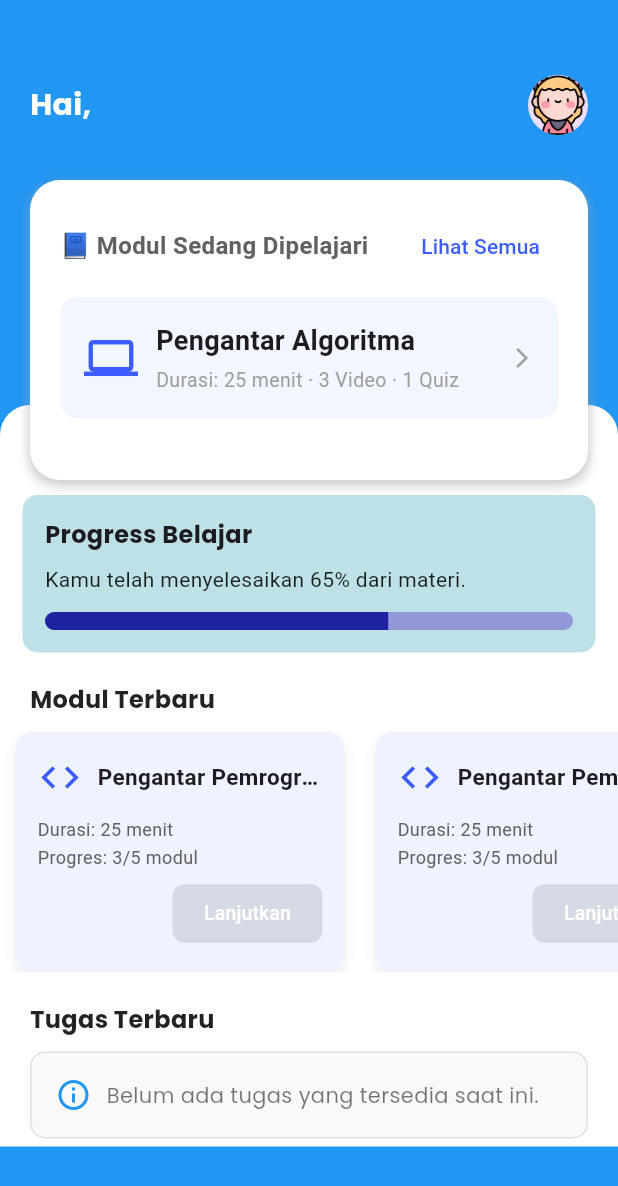
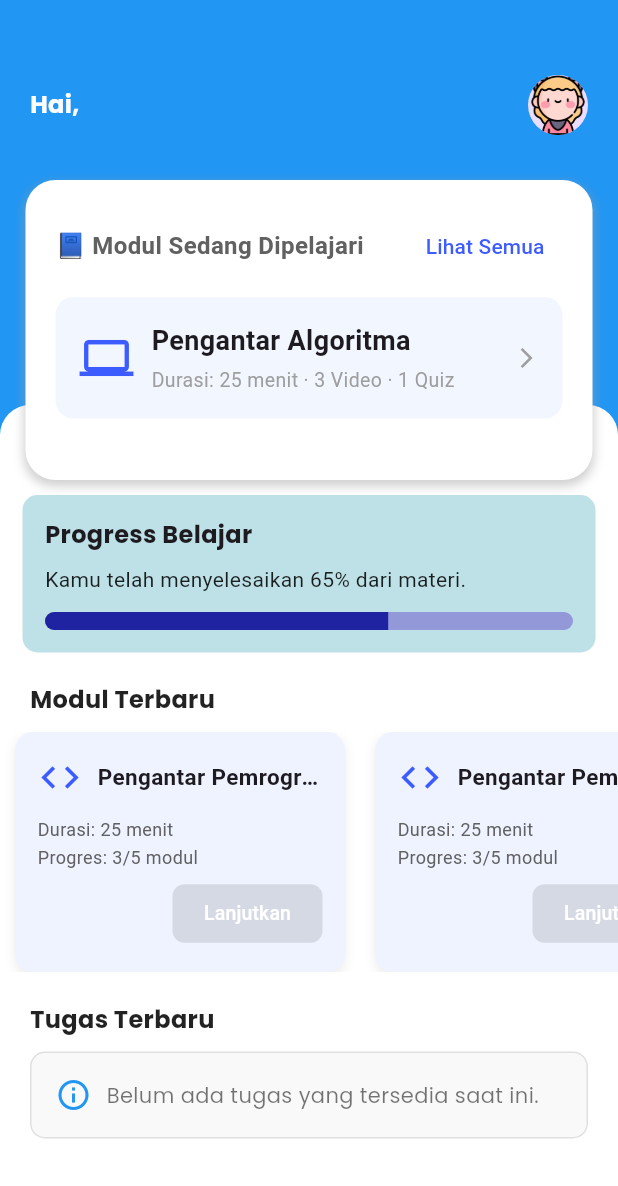
Before and after one commit to Rizkimwp/elearning, a Flutter app: the HomeView screen opened by its route, on a phone screen of 412 x 824 dp. Shown: the top 1186 px of the screen. Run offline on Flutter 3.47's test engine with Material 3 defaults, Android fonts, the phone set to English and light mode, and no system bars; our stand-ins replace get, get_storage, jwt_decoder, lottie; accounts and stored records are empty; network calls fail.

```diff
--- a/lib/app/modules/auth/controllers/auth_controller.dart
+++ b/lib/app/modules/auth/controllers/auth_controller.dart
@@ -9,6 +9,7 @@ import 'package:get_storage/get_storage.dart';
 import 'package:http/http.dart' as http;
 
 class AuthController extends GetxController {
+  var obscureText = true.obs;
   final namaController = TextEditingController();
   final emailController = TextEditingController();
   final passwordController = TextEditingController();
@@ -107,6 +108,7 @@ class AuthController extends GetxController {
   @override
   void onClose() {
     // Pastikan untuk membersihkan controller ketika tidak digunakan
+    passwordController.dispose();
     namaController.dispose();
     emailController.dispose();
     passwordController.dispose();
--- a/lib/app/modules/home/views/home_view.dart
+++ b/lib/app/modules/home/views/home_view.dart
@@ -33,7 +33,7 @@ class HomeView extends GetView<HomeController> {
                           () => Text(
                             'Hai, ${controller.username.value}',
                             style: TextStyle(
-                              fontSize: 20,
+                              fontSize: 16,
                               fontWeight: FontWeight.bold,
                               fontFamily: 'Poppins',
                               color: Colors.white,
@@ -60,7 +60,7 @@ class HomeView extends GetView<HomeController> {
             Container(
               margin: EdgeInsets.only(top: 270),
               padding: EdgeInsets.only(top: 60),
-              height: MediaQuery.of(context).size.height * 0.60,
+              height: MediaQuery.of(context).size.height * 0.80,
               decoration: BoxDecoration(
                 color: Colors.white,
                 borderRadius: BorderRadius.vertical(top: Radius.circular(20)),
@@ -96,7 +96,7 @@ class HomeView extends GetView<HomeController> {
               ),
             ),
             Container(
-              margin: EdgeInsets.symmetric(vertical: 120, horizontal: 20),
+              margin: EdgeInsets.symmetric(vertical: 120, horizontal: 17),
               height: 200,
               padding: EdgeInsets.all(20),
               decoration: BoxDecoration(
```
Also changed, not shown: lib/app/modules/auth/views/auth_view.dart (+6 -4 lines).
